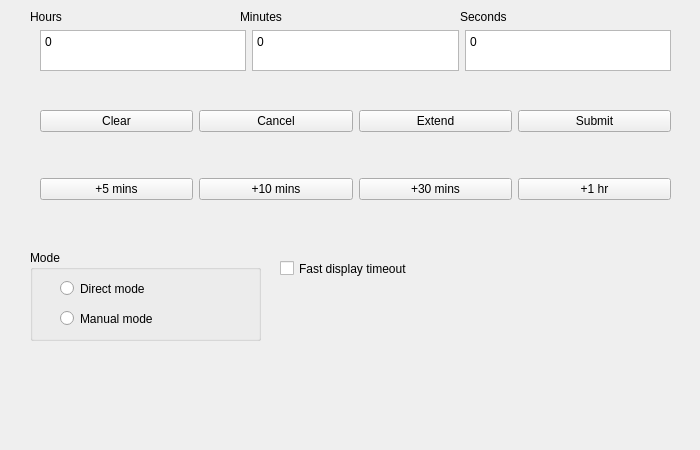
Old version of the form main.ui in the repository rakshith111/Shutdownify.
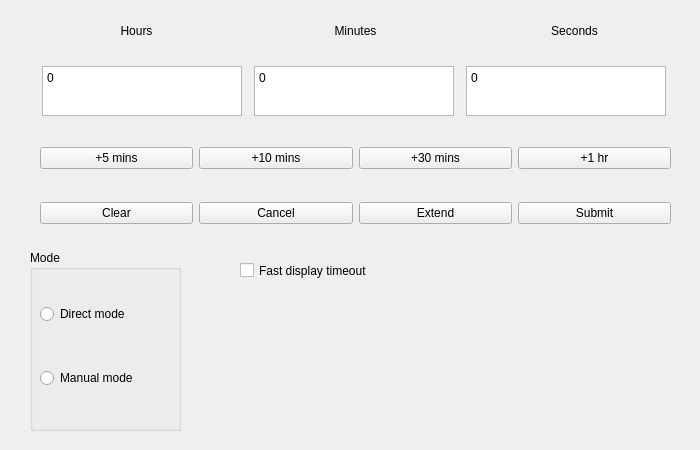
New version of the form.

The edit to the form file:
```diff
--- a/main.ui
+++ b/main.ui
@@ -30,23 +30,47 @@
     <property name="geometry">
      <rect>
       <x>30</x>
-      <y>30</y>
+      <y>51</y>
       <width>651</width>
-      <height>41</height>
+      <height>81</height>
      </rect>
     </property>
     <layout class="QHBoxLayout" name="input_layout">
+     <property name="spacing">
+      <number>0</number>
+     </property>
      <property name="sizeConstraint">
       <enum>QLayout::SetDefaultConstraint</enum>
      </property>
      <property name="leftMargin">
-      <number>10</number>
+      <number>0</number>
      </property>
      <property name="rightMargin">
-      <number>10</number>
+      <number>0</number>
      </property>
      <item>
       <widget class="QPlainTextEdit" name="hours_field">
+       <property name="sizePolicy">
+        <sizepolicy hsizetype="Fixed" vsizetype="Fixed">
+         <horstretch>1</horstretch>
+         <verstretch>1</verstretch>
+        </sizepolicy>
+       </property>
+       <property name="minimumSize">
+        <size>
+         <width>200</width>
+         <height>50</height>
+        </size>
+       </property>
+       <property name="maximumSize">
+        <size>
+         <width>50</width>
+         <height>50</height>
+        </size>
+       </property>
+       <property name="layoutDirection">
+        <enum>Qt::LeftToRight</enum>
+       </property>
        <property name="plainText">
         <string>0</string>
        </property>
@@ -54,6 +78,30 @@
      </item>
      <item>
       <widget class="QPlainTextEdit" name="minuits_field">
+       <property name="sizePolicy">
+        <sizepolicy hsizetype="Fixed" vsizetype="Fixed">
+         <horstretch>0</horstretch>
+         <verstretch>0</verstretch>
+        </sizepolicy>
+       </property>
+       <property name="minimumSize">
+        <size>
+         <width>200</width>
+         <height>50</height>
+        </size>
+       </property>
+       <property name="maximumSize">
+        <size>
+         <width>50</width>
+         <height>50</height>
+        </size>
+       </property>
+       <property name="contextMenuPolicy">
+        <enum>Qt::ActionsContextMenu</enum>
+       </property>
+       <property name="layoutDirection">
+        <enum>Qt::LeftToRight</enum>
+       </property>
        <property name="plainText">
         <string>0</string>
        </property>
@@ -61,6 +109,30 @@
      </item>
      <item>
       <widget class="QPlainTextEdit" name="seconds_field">
+       <property name="sizePolicy">
+        <sizepolicy hsizetype="Fixed" vsizetype="Fixed">
+         <horstretch>0</horstretch>
+         <verstretch>0</verstretch>
+        </sizepolicy>
+       </property>
+       <property name="minimumSize">
+        <size>
+         <width>200</width>
+         <height>50</height>
+        </size>
+       </property>
+       <property name="maximumSize">
+        <size>
+         <width>50</width>
+         <height>50</height>
+        </size>
+       </property>
+       <property name="focusPolicy">
+        <enum>Qt::StrongFocus</enum>
+       </property>
+       <property name="layoutDirection">
+        <enum>Qt::LeftToRight</enum>
+       </property>
        <property name="plainText">
         <string>0</string>
        </property>
@@ -68,138 +140,95 @@
      </item>
     </layout>
    </widget>
-   <widget class="QLabel" name="hrs_label">
-    <property name="geometry">
-     <rect>
-      <x>30</x>
-      <y>10</y>
-      <width>47</width>
-      <height>13</height>
-     </rect>
-    </property>
-    <property name="text">
-     <string>Hours</string>
-    </property>
-   </widget>
-   <widget class="QLabel" name="minutes_label">
-    <property name="geometry">
-     <rect>
-      <x>240</x>
-      <y>10</y>
-      <width>47</width>
-      <height>13</height>
-     </rect>
-    </property>
-    <property name="text">
-     <string>Minutes</string>
-    </property>
-   </widget>
-   <widget class="QLabel" name="seconds_label">
-    <property name="geometry">
-     <rect>
-      <x>460</x>
-      <y>10</y>
-      <width>47</width>
-      <height>13</height>
-     </rect>
-    </property>
-    <property name="text">
-     <string>Seconds</string>
-    </property>
-   </widget>
    <widget class="QGroupBox" name="mode">
     <property name="geometry">
      <rect>
       <x>30</x>
       <y>250</y>
-      <width>231</width>
-      <height>91</height>
+      <width>151</width>
+      <height>181</height>
      </rect>
     </property>
     <property name="title">
      <string>Mode</string>
     </property>
-    <widget class="QRadioButton" name="direct_mode">
+    <widget class="QWidget" name="verticalLayoutWidget_2">
      <property name="geometry">
       <rect>
-       <x>30</x>
-       <y>30</y>
-       <width>158</width>
-       <height>17</height>
+       <x>10</x>
+       <y>31</y>
+       <width>131</width>
+       <height>131</height>
       </rect>
      </property>
-     <property name="text">
-      <string>Direct mode</string>
-     </property>
+     <layout class="QVBoxLayout" name="verticalLayout">
+      <item>
+       <widget class="QRadioButton" name="direct_mode">
+        <property name="sizePolicy">
+         <sizepolicy hsizetype="Fixed" vsizetype="Fixed">
+          <horstretch>0</horstretch>
+          <verstretch>0</verstretch>
+         </sizepolicy>
+        </property>
+        <property name="minimumSize">
+         <size>
+          <width>50</width>
+          <height>50</height>
+         </size>
+        </property>
+        <property name="text">
+         <string>Direct mode</string>
+        </property>
+       </widget>
+      </item>
+      <item>
+       <widget class="QRadioButton" name="manual_mode">
+        <property name="sizePolicy">
+         <sizepolicy hsizetype="Fixed" vsizetype="Fixed">
+          <horstretch>0</horstretch>
+          <verstretch>0</verstretch>
+         </sizepolicy>
+        </property>
+        <property name="minimumSize">
+         <size>
+          <width>50</width>
+          <height>50</height>
+         </size>
+        </property>
+        <property name="text">
+         <string>Manual mode</string>
+        </property>
+       </widget>
+      </item>
+     </layout>
     </widget>
-    <widget class="QRadioButton" name="manual_mode">
-     <property name="geometry">
-      <rect>
-       <x>30</x>
-       <y>60</y>
-       <width>158</width>
-       <height>17</height>
-      </rect>
-     </property>
-     <property name="text">
-      <string>Manual mode</string>
-     </property>
-    </widget>
+   </widget>
+   <widget class="QCheckBox" name="timeout_box">
+    <property name="geometry">
+     <rect>
+      <x>240</x>
+      <y>250</y>
+      <width>151</width>
+      <height>41</height>
+     </rect>
+    </property>
+    <property name="text">
+     <string>Fast display timeout</string>
+    </property>
    </widget>
    <widget class="QWidget" name="verticalLayoutWidget">
     <property name="geometry">
      <rect>
       <x>30</x>
-      <y>80</y>
+      <y>130</y>
       <width>651</width>
-      <height>151</height>
+      <height>111</height>
      </rect>
     </property>
-    <layout class="QVBoxLayout" name="buttons_layout">
-     <item>
-      <layout class="QHBoxLayout" name="main_btn_layput">
-       <property name="leftMargin">
-        <number>10</number>
-       </property>
-       <property name="topMargin">
-        <number>10</number>
-       </property>
-       <property name="rightMargin">
-        <number>10</number>
-       </property>
-       <property name="bottomMargin">
-        <number>10</number>
-       </property>
-       <item>
-        <widget class="QPushButton" name="clear_btn">
-         <property name="text">
-          <string>Clear</string>
-         </property>
-        </widget>
-       </item>
-       <item>
-        <widget class="QPushButton" name="cancel_btn">
-         <property name="text">
-          <string>Cancel</string>
-         </property>
-        </widget>
-       </item>
-       <item>
-        <widget class="QPushButton" name="extend_btn">
-         <property name="text">
-          <string>Extend</string>
-         </property>
-        </widget>
-       </item>
-       <item>
-        <widget class="QPushButton" name="submit_btn">
-         <property name="text">
-          <string>Submit</string>
-         </property>
-        </widget>
-       </item>
-      </layout>
-     </item>
+    <layout class="QVBoxLayout" name="button_layout">
+     <property name="leftMargin">
+      <number>0</number>
+     </property>
      <item>
       <layout class="QHBoxLayout" name="quickes">
        <property name="leftMargin">
@@ -244,20 +273,93 @@
        </item>
       </layout>
      </item>
+     <item>
+      <layout class="QHBoxLayout" name="main_btn_layput">
+       <property name="leftMargin">
+        <number>10</number>
+       </property>
+       <property name="topMargin">
+        <number>10</number>
+       </property>
+       <property name="rightMargin">
+        <number>10</number>
+       </property>
+       <property name="bottomMargin">
+        <number>10</number>
+       </property>
+       <item>
+        <widget class="QPushButton" name="clear_btn">
+         <property name="text">
+          <string>Clear</string>
+         </property>
+        </widget>
+       </item>
+       <item>
+        <widget class="QPushButton" name="cancel_btn">
+         <property name="text">
+          <string>Cancel</string>
+         </property>
+        </widget>
+       </item>
+       <item>
+        <widget class="QPushButton" name="extend_btn">
+         <property name="text">
+          <string>Extend</string>
+         </property>
+        </widget>
+       </item>
+       <item>
+        <widget class="QPushButton" name="submit_btn">
+         <property name="text">
+          <string>Submit</string>
+         </property>
+        </widget>
+       </item>
+      </layout>
+     </item>
     </layout>
    </widget>
-   <widget class="QCheckBox" name="timeout_box">
+   <widget class="QWidget" name="horizontalLayoutWidget_2">
     <property name="geometry">
      <rect>
-      <x>280</x>
-      <y>260</y>
-      <width>151</width>
-      <height>17</height>
+      <x>30</x>
+      <y>10</y>
+      <width>651</width>
+      <height>41</height>
      </rect>
     </property>
-    <property name="text">
-     <string>Fast display timeout</string>
-    </property>
+    <layout class="QHBoxLayout" name="field_label">
+     <item>
+      <widget class="QLabel" name="hrs_label">
+       <property name="text">
+        <string>Hours</string>
+       </property>
+       <property name="alignment">
+        <set>Qt::AlignCenter</set>
+       </property>
+      </widget>
+     </item>
+     <item>
+      <widget class="QLabel" name="minutes_label">
+       <property name="text">
+        <string>Minutes</string>
+       </property>
+       <property name="alignment">
+        <set>Qt::AlignCenter</set>
+       </property>
+      </widget>
+     </item>
+     <item>
+      <widget class="QLabel" name="seconds_label">
+       <property name="text">
+        <string>Seconds</string>
+       </property>
+       <property name="alignment">
+        <set>Qt::AlignCenter</set>
+       </property>
+      </widget>
+     </item>
+    </layout>
    </widget>
   </widget>
  </widget>
```
